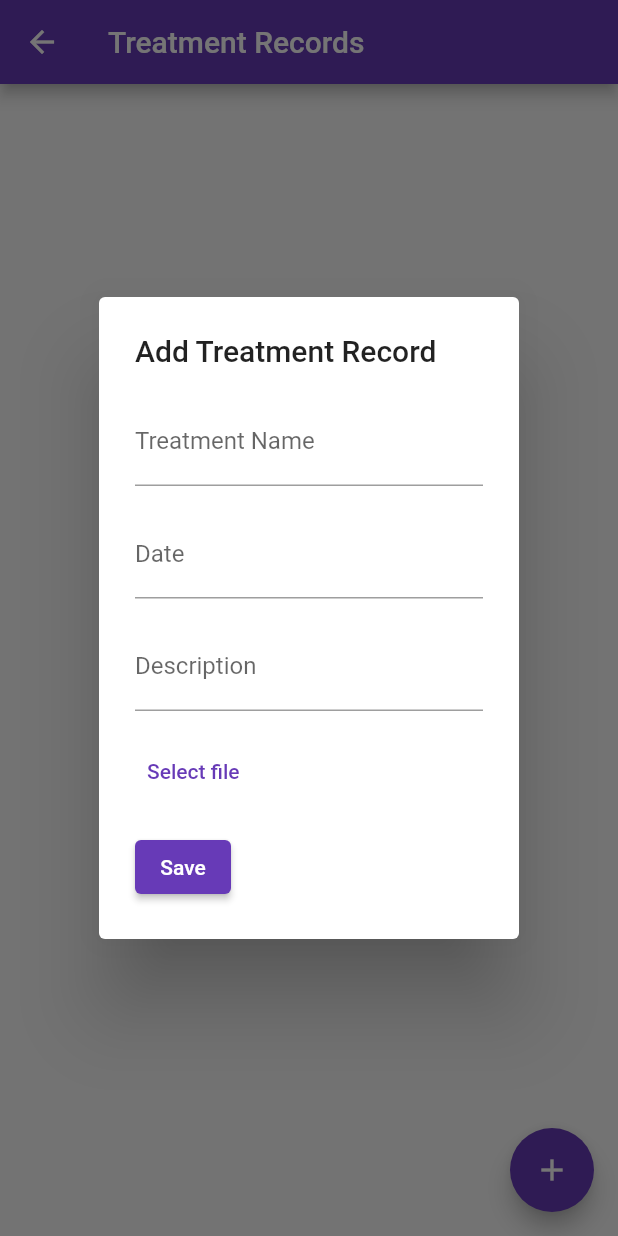
After one commit to MeghaChirayathPaulson/demo-app, a Flutter app: the TreatmentRecordsScreen screen opened directly, after a tap on the "add" icon, on a phone screen of 412 x 824 dp. The commit adds this screen. Run offline on Flutter 3.47's test engine with Material 2 defaults, Android fonts, the light colour scheme and no system bars; our stand-ins replace cached_network_image, cloud_firestore, date_picker_timeline, file_picker, firebase_auth, firebase_core and 9 more; accounts and stored records are empty; project files that could hold a hidden picture were left out.

Commit message:
Fifteenth commit

```diff
--- a/lib/Authenticate.dart
+++ b/lib/Authenticate.dart
@@ -6,12 +6,10 @@ import 'package:flutter/material.dart';
 class Authenticate extends StatelessWidget {
   final FirebaseAuth _auth = FirebaseAuth.instance;
 
-
-
   @override
   Widget build(BuildContext context) {
     if (_auth.currentUser != null) {
-      return const HomeScreen();
+      return HomeScreen();
     } else {
       return LoginScreen();
     }
--- a/lib/Brain game/game_home.dart
+++ b/lib/Brain game/game_home.dart
@@ -25,7 +25,7 @@ class _GameHomeState extends State<GameHome> {
   Widget build(BuildContext context) {
     double screen_width = MediaQuery.of(context).size.width;
     return Scaffold(
-      backgroundColor: Colors.blue,
+      backgroundColor: Colors.deepPurple,
       body: Column(
         mainAxisAlignment: MainAxisAlignment.center,
         crossAxisAlignment: CrossAxisAlignment.center,
--- a/lib/Calendar&Reminder/button.dart
+++ b/lib/Calendar&Reminder/button.dart
@@ -17,7 +17,7 @@ class MyButton extends StatelessWidget {
         width: 120,
         height: 60,
         decoration: BoxDecoration(
-            borderRadius: BorderRadius.circular(20), color: Colors.blue),
+            borderRadius: BorderRadius.circular(20), color: Colors.deepPurple),
         child: Text(
           label,
           style: const TextStyle(
--- a/lib/Calendar&Reminder/calendar_home.dart
+++ b/lib/Calendar&Reminder/calendar_home.dart
@@ -58,7 +58,7 @@ class _CalenderHomeState extends State<CalenderHome> {
               height: 100,
               width: 80,
               initialSelectedDate: DateTime.now(),
-              selectionColor: Colors.blue,
+              selectionColor: Colors.deepPurple,
               selectedTextColor: Colors.white,
               dateTextStyle: GoogleFonts.lato(
                 textStyle: const TextStyle(
--- a/lib/To do/todomain.dart
+++ b/lib/To do/todomain.dart
@@ -21,7 +21,7 @@ class todoApp extends StatelessWidget {
     return MaterialApp(
       title: 'Flutter Demo',
       theme: ThemeData(
-        primarySwatch: Colors.blue,
+        primarySwatch: Colors.deepPurple,
       ),
       debugShowCheckedModeBanner: false,
       home: MyHomePage(),
--- /dev/null
+++ b/lib/Treatment Tracking/treatment_newhome.dart
@@ -0,0 +1,181 @@
+import 'dart:io';
+
+import 'package:flutter/material.dart';
+import 'package:file_picker/file_picker.dart';
+import 'package:firebase_core/firebase_core.dart';
+import 'package:cloud_firestore/cloud_firestore.dart';
+import 'package:firebase_storage/firebase_storage.dart';
+
+class TreatmentRecordsScreen extends StatefulWidget {
+  @override
+  _TreatmentRecordsScreenState createState() => _TreatmentRecordsScreenState();
+}
+
+class _TreatmentRecordsScreenState extends State<TreatmentRecordsScreen> {
+  final FirebaseFirestore _firestore = FirebaseFirestore.instance;
+  late CollectionReference _treatmentRecordsRef;
+  late Stream<QuerySnapshot> _treatmentRecordsStream;
+
+  @override
+  void initState() {
+    super.initState();
+    _treatmentRecordsRef = _firestore.collection('treatment_records');
+    _treatmentRecordsStream = _treatmentRecordsRef.snapshots();
+  }
+
+  @override
+  Widget build(BuildContext context) {
+    return Scaffold(
+      appBar: AppBar(
+        title: Text('Treatment Records'),
+      ),
+      body: StreamBuilder<QuerySnapshot>(
+        stream: _treatmentRecordsStream,
+        builder: (BuildContext context, AsyncSnapshot<QuerySnapshot> snapshot) {
+          if (snapshot.hasError) {
+            return Text('Error: ${snapshot.error}');
+          }
+
+          if (snapshot.connectionState == ConnectionState.waiting) {
+            return CircularProgressIndicator();
+          }
+
+          if (snapshot.data!.docs.isEmpty) {
+            return Center(
+              child: Text('No treatment records found.'),
+            );
+          }
+
+          return ListView(
+            children: snapshot.data!.docs.map((DocumentSnapshot document) {
+              Map<String, dynamic> data =
+                  document.data() as Map<String, dynamic>;
+              return ListTile(
+                title: Text(data['treatmentName']),
+                subtitle: Text(data['date']),
+                onTap: () {},
+              );
+            }).toList(),
+          );
+        },
+      ),
+      floatingActionButton: FloatingActionButton(
+        onPressed: () async {
+          showDialog(
+            context: context,
+            builder: (BuildContext context) => AddTreatmentRecordDialog(),
+          );
+        },
+        child: Icon(Icons.add),
+      ),
+    );
+  }
+}
+
+class AddTreatmentRecordDialog extends StatefulWidget {
+  @override
+  _AddTreatmentRecordDialogState createState() =>
+      _AddTreatmentRecordDialogState();
+}
+
+class _AddTreatmentRecordDialogState extends State<AddTreatmentRecordDialog> {
+  final TextEditingController _treatmentNameController =
+      TextEditingController();
+  final TextEditingController _dateController = TextEditingController();
+  final TextEditingController _descriptionController = TextEditingController();
+  String? _downloadURL;
+
+  @override
+  Widget build(BuildContext context) {
+    return AlertDialog(
+      title: Text('Add Treatment Record'),
+      content: Column(
+        mainAxisSize: MainAxisSize.min,
+        crossAxisAlignment: CrossAxisAlignment.start,
+        children: [
+          TextField(
+            controller: _treatmentNameController,
+            decoration: InputDecoration(
+              labelText: 'Treatment Name',
+            ),
+          ),
+          SizedBox(height: 16.0),
+          TextField(
+            controller: _dateController,
+            decoration: InputDecoration(
+              labelText: 'Date',
+            ),
+          ),
+          SizedBox(height: 16.0),
+          TextField(
+            controller: _descriptionController,
+            decoration: InputDecoration(
+              labelText: 'Description',
+            ),
+            maxLines: null,
+          ),
+          SizedBox(height: 16.0),
+          TextButton(
+            onPressed: () async {
+              FilePickerResult? result = await FilePicker.platform.pickFiles();
+
+              if (result != null) {
+                PlatformFile file = result.files.first;
+                // Upload the file to Firebase Storage and get the download URL
+                Reference ref = FirebaseStorage.instance
+                    .ref()
+                    .child('treatment_records')
+                    .child('${DateTime.now().millisecondsSinceEpoch}');
+                UploadTask uploadTask = ref.putFile(File(file.path!));
+                TaskSnapshot taskSnapshot =
+                    await uploadTask.whenComplete(() {});
+                _downloadURL = await taskSnapshot.ref.getDownloadURL();
+              }
+            },
+            child: Text('Select file'),
+          ),
+          SizedBox(height: 16.0),
+          ElevatedButton(
+            onPressed: () async {
+              final newRecord = TreatmentRecord(
+                treatmentName: _treatmentNameController.text,
+                date: _dateController.text,
+                description: _descriptionController.text,
+                downloadURL: _downloadURL,
+              );
+              // Save the treatment record to Firestore
+              await FirebaseFirestore.instance
+                  .collection('treatment_records')
+                  .add(newRecord.toMap());
+              Navigator.of(context).pop(newRecord);
+            },
+            child: Text('Save'),
+          ),
+        ],
+      ),
+    );
+  }
+}
+
+class TreatmentRecord {
+  final String treatmentName;
+  final String date;
+  final String description;
+  final String? downloadURL;
+
+  TreatmentRecord({
+    required this.treatmentName,
+    required this.date,
+    required this.description,
+    this.downloadURL,
+  });
+
+  Map<String, dynamic> toMap() {
+    return {
+      'treatmentName': treatmentName,
+      'date': date,
+      'description': description,
+      'downloadURL': downloadURL,
+    };
+  }
+}
--- a/lib/main.dart
+++ b/lib/main.dart
@@ -20,6 +20,7 @@ class MyApp extends StatelessWidget {
   @override
   Widget build(BuildContext context) {
     return MaterialApp(
+      theme: ThemeData(primarySwatch: Colors.deepPurple),
       debugShowCheckedModeBanner: false,
       home: Authenticate(),
     );
```
Also changed, not shown: lib/CreateAccount.dart (+4 -4 lines), lib/HomeScreen.dart (+8 -8 lines), lib/LoginScreen.dart (+15 -4 lines), lib/Treatment Tracking/treatment_home.dart (deleted, +0 -93 lines).
